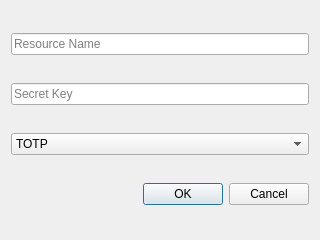
Before: the Qt Designer form add_account.ui in olejatorqq/otp-mfa, drawn with Qt 5.
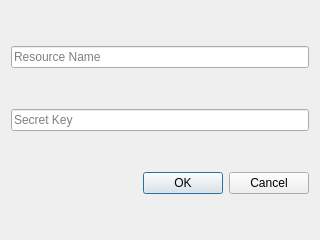
After: the same form once the commit is applied.

The edit to the form file:
```diff
--- a/add_account.ui
+++ b/add_account.ui
@@ -28,20 +28,7 @@
      </property>
     </widget>
    </item>
-   <item>
-    <widget class="QComboBox" name="algorithmComboBox">
-     <item>
-      <property name="text">
-       <string>TOTP</string>
-      </property>
-     </item>
-     <item>
-      <property name="text">
-       <string>HOTP</string>
-      </property>
-     </item>
-    </widget>
-   </item>
+   <!-- Удален выбор алгоритма шифрования -->
    <item>
     <widget class="QDialogButtonBox" name="buttonBox">
      <property name="orientation">
```
